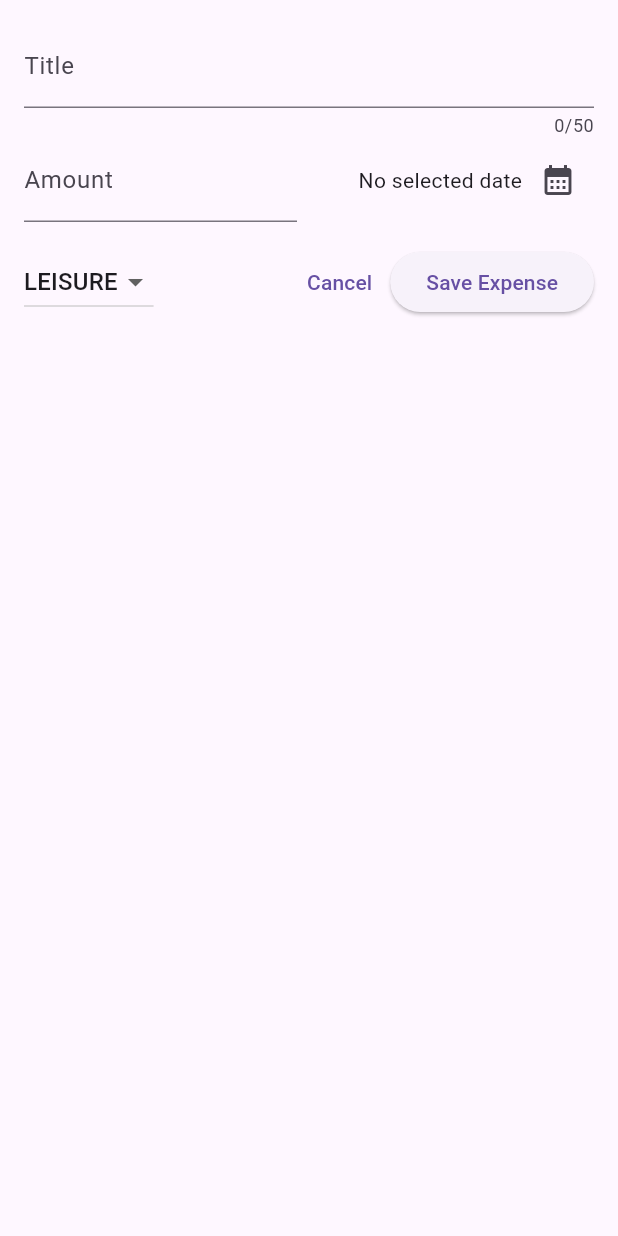
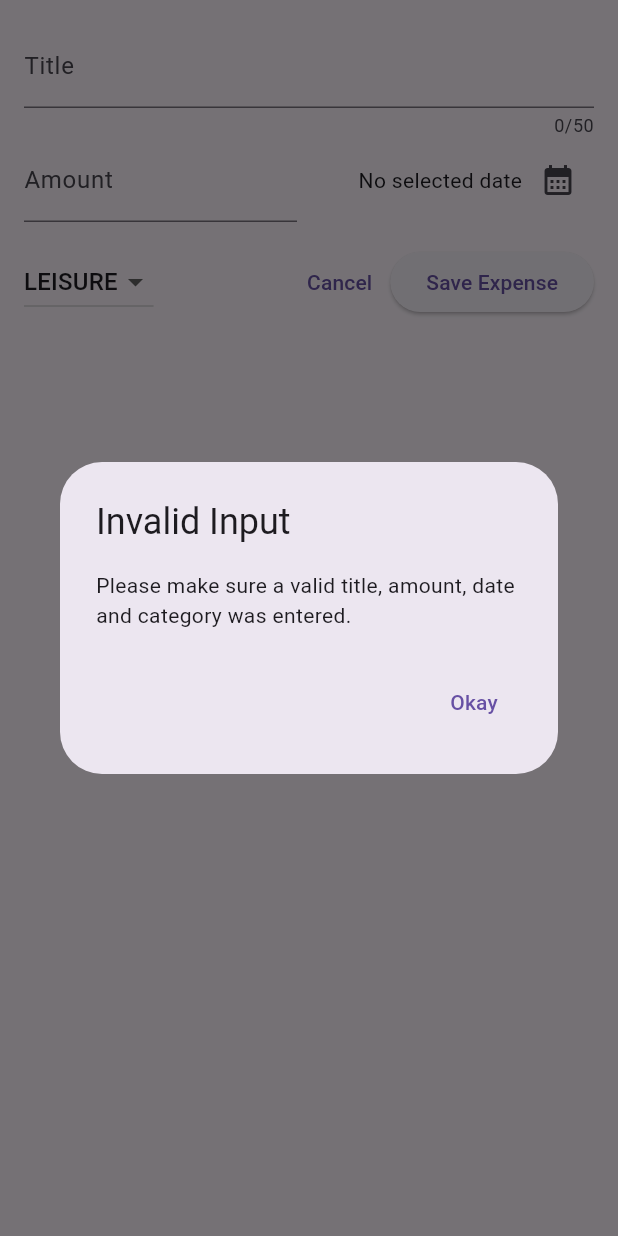
Before and after one commit to jaques67/UdemyFlutterDartComplete, a Flutter app: the NewExpense widget shown alone on an empty page, opened directly, after a tap on "Save Expense", on a phone screen of 412 x 824 dp. Run offline on Flutter 3.47's test engine with Material 3 defaults, Android fonts, the phone set to English and light mode, and no system bars; our stand-ins replace google_fonts.

Commit message:
Completed User Input Validation and display a dialog if user input data is incomplete

```diff
--- a/expense_tracker/lib/widgets/new_expense.dart
+++ b/expense_tracker/lib/widgets/new_expense.dart
@@ -39,6 +39,21 @@ class _NewExpenseState extends State<NewExpense> {
         amountIsInvalid ||
         _selectedDate == null) {
       // show error message
+      showDialog(
+        context: context,
+        builder: (ctx) => AlertDialog(
+          title: const Text("Invalid Input"),
+          content: const Text(
+              "Please make sure a valid title, amount, date and category was entered."),
+          actions: [
+            TextButton(
+              onPressed: () => Navigator.pop(ctx),
+              child: const Text("Okay"),
+            )
+          ],
+        ),
+      );
+      return;
     }
   }
 
```
